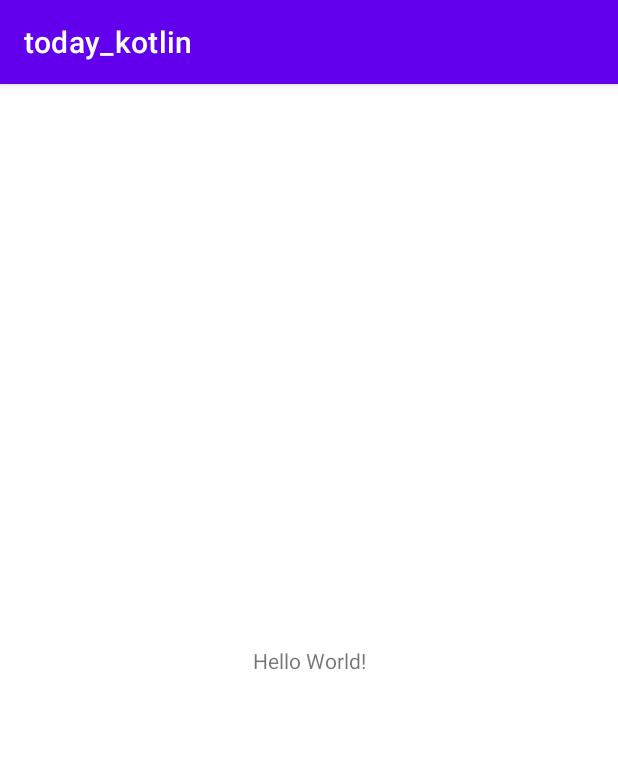
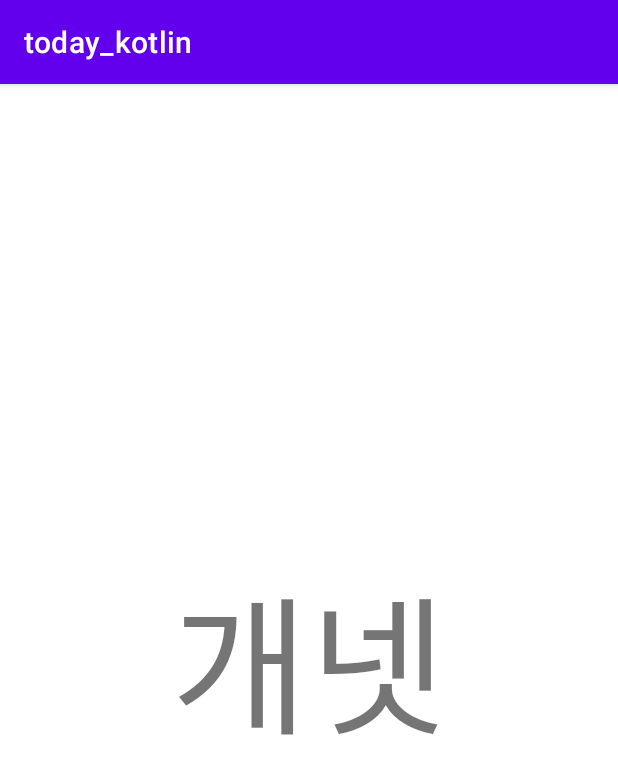
Before and after one commit to 2tle/Dalvodre, an Android app: the MainActivity screen opened directly, with no data from a screen before it, on a phone screen of 412 x 824 dp. Shown: the top 774 px of the screen. Run offline under Robolectric (Android 15) with nearby library versions, the light colour scheme and no system bars.

Commit message:
we are "개.넷"

```diff
--- a/app/src/main/res/layout/activity_main.xml
+++ b/app/src/main/res/layout/activity_main.xml
@@ -9,7 +9,8 @@
     <TextView
         android:layout_width="wrap_content"
         android:layout_height="wrap_content"
-        android:text="Hello World!"
+        android:text="개넷"
+        android:textSize="100dp"
         app:layout_constraintBottom_toBottomOf="parent"
         app:layout_constraintLeft_toLeftOf="parent"
         app:layout_constraintRight_toRightOf="parent"
```
